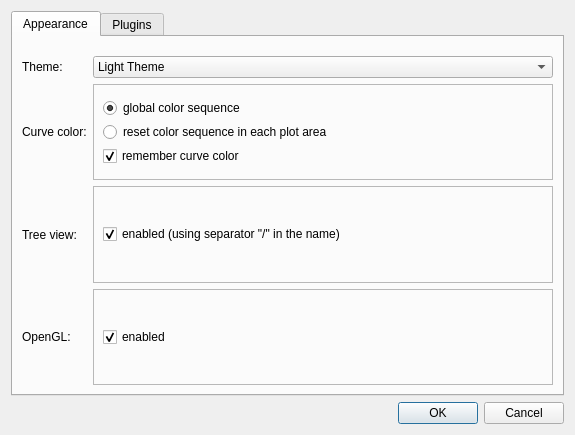
First picture: the form in plotjuggler_app/preferences_dialog.ui, repository yuanzhongqiao/PlotJuggler, before the edit.
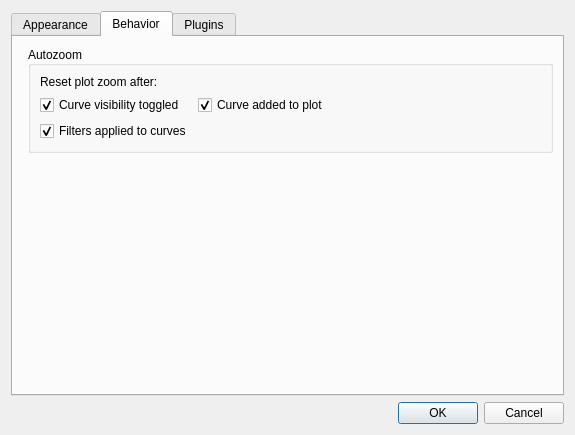
Second picture: the form after the edit.

Commit message: Add options for enabling/disabling autozoom in preferences (#704)

```diff
--- a/plotjuggler_app/preferences_dialog.ui
+++ b/plotjuggler_app/preferences_dialog.ui
@@ -26,7 +26,7 @@
       <enum>Qt::NoFocus</enum>
      </property>
      <property name="currentIndex">
-      <number>0</number>
+      <number>1</number>
      </property>
      <widget class="QWidget" name="tab">
       <attribute name="title">
@@ -254,6 +254,90 @@
        </item>
       </layout>
      </widget>
+     <widget class="QWidget" name="behaviorTab">
+      <attribute name="title">
+       <string>Behavior</string>
+      </attribute>
+      <layout class="QFormLayout" name="formLayout_2">
+       <item row="1" column="1">
+        <spacer name="verticalSpacer">
+         <property name="orientation">
+          <enum>Qt::Vertical</enum>
+         </property>
+         <property name="sizeHint" stdset="0">
+          <size>
+           <width>20</width>
+           <height>40</height>
+          </size>
+         </property>
+        </spacer>
+       </item>
+       <item row="0" column="1">
+        <widget class="QGroupBox" name="groupBoxAutoZoom">
+         <property name="sizePolicy">
+          <sizepolicy hsizetype="Preferred" vsizetype="Preferred">
+           <horstretch>0</horstretch>
+           <verstretch>0</verstretch>
+          </sizepolicy>
+         </property>
+         <property name="minimumSize">
+          <size>
+           <width>0</width>
+           <height>40</height>
+          </size>
+         </property>
+         <property name="title">
+          <string>Autozoom</string>
+         </property>
+         <property name="alignment">
+          <set>Qt::AlignLeading|Qt::AlignLeft|Qt::AlignVCenter</set>
+         </property>
+         <layout class="QFormLayout" name="formLayout_4">
+          <item row="1" column="0">
+           <widget class="QCheckBox" name="checkBoxAutoZoomVisibility">
+            <property name="text">
+             <string>Curve visibility toggled</string>
+            </property>
+            <property name="checked">
+             <bool>true</bool>
+            </property>
+           </widget>
+          </item>
+          <item row="2" column="0">
+           <widget class="QCheckBox" name="checkBoxAutoZoomFilter">
+            <property name="toolTip">
+             <string/>
+            </property>
+            <property name="text">
+             <string>Filters applied to curves</string>
+            </property>
+            <property name="checked">
+             <bool>true</bool>
+            </property>
+           </widget>
+          </item>
+          <item row="0" column="0">
+           <widget class="QLabel" name="labelAutoZoom">
+            <property name="text">
+             <string>Reset plot zoom after:</string>
+            </property>
+           </widget>
+          </item>
+          <item row="1" column="1">
+           <widget class="QCheckBox" name="checkBoxAutoZoomAdded">
+            <property name="text">
+             <string>Curve added to plot</string>
+            </property>
+            <property name="checked">
+             <bool>true</bool>
+            </property>
+           </widget>
+          </item>
+         </layout>
+        </widget>
+       </item>
+      </layout>
+     </widget>
      <widget class="QWidget" name="tabPlugins">
       <attribute name="title">
        <string>Plugins</string>
```
The commit also changes 7 other files.
